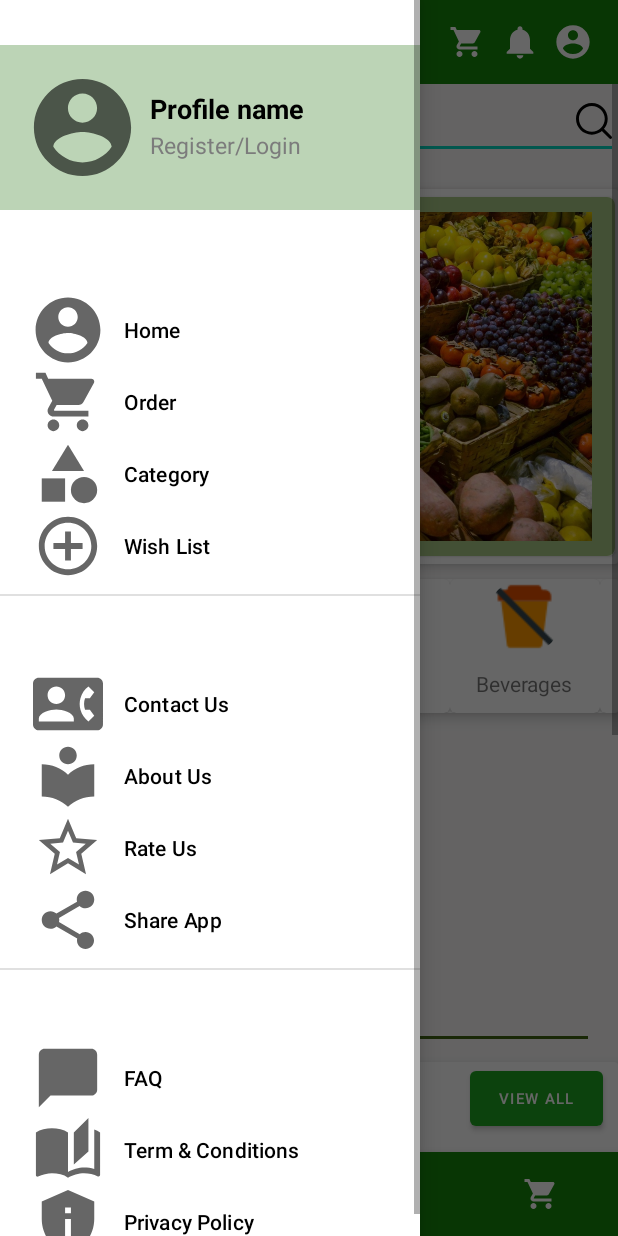
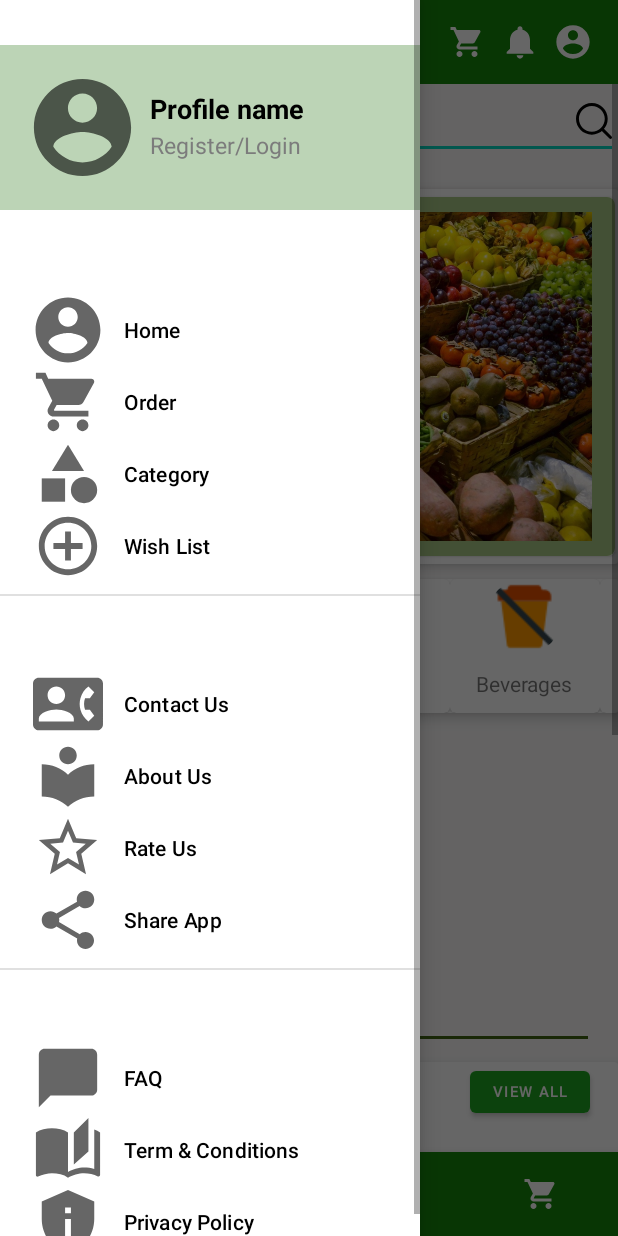
Before and after one commit to abhishekissky/E-Commerce-App, an Android app: the HomeFragment screen opened directly, with no data from a screen before it, with the side drawer open, on a phone screen of 412 x 824 dp. Run offline under Robolectric (Android 15) with nearby library versions, the light colour scheme and no system bars; our stand-ins replace CircleImageView, Firebase (no records; nobody signed in at launch, a user with empty details on screens opened directly).

Commit message:
Starting New work
starting Monday work of 3 fragments and one Activity

```diff
--- a/app/src/main/res/layout/fragment_home.xml
+++ b/app/src/main/res/layout/fragment_home.xml
@@ -361,7 +361,6 @@
             android:visibility="visible" />
 
 
-
         <View
             android:layout_width="match_parent"
             android:layout_height="2dp"
@@ -389,7 +388,7 @@
 
                     <LinearLayout
                         android:layout_width="wrap_content"
-                        android:layout_height="match_parent"
+                        android:layout_height="wrap_content"
                         android:orientation="vertical">
 
                         <TextView
@@ -416,17 +415,13 @@
 
                     <Button
                         android:id="@+id/button"
-                        android:layout_width="match_parent"
-                        android:layout_height="match_parent"
+                        android:layout_width="80dp"
+                        android:layout_height="40dp"
                         android:layout_marginStart="45dp"
                         android:layout_marginLeft="45dp"
                         android:layout_marginEnd="10dp"
                         android:layout_marginRight="10dp"
                         android:padding="1dp"
-                        android:paddingLeft="1dp"
-                        android:paddingTop="1dp"
-                        android:paddingRight="1dp"
-                        android:paddingBottom="1dp"
                         android:text="@string/buttonTextview"
                         android:textSize="10sp" />
 
@@ -443,8 +438,8 @@
                         android:layout_height="match_parent"
                         android:layout_marginStart="10dp"
                         android:layout_marginLeft="10dp"
-                        android:layout_marginTop="10dp"
-                        android:layout_marginBottom="10dp"
+                        android:layout_marginTop="5dp"
+                        android:layout_marginBottom="5dp"
                         app:cardElevation="8dp">
 
                         <LinearLayout
@@ -575,7 +570,7 @@
 
                     <LinearLayout
                         android:layout_width="wrap_content"
-                        android:layout_height="match_parent"
+                        android:layout_height="wrap_content"
                         android:orientation="vertical">
 
                         <TextView
@@ -585,7 +580,7 @@
                             android:layout_marginStart="15dp"
                             android:layout_marginLeft="15dp"
                             android:text="Trending Products"
-                            android:textColor="#313435"
+                            android:textColor="@color/colorPrimary"
                             android:textSize="20sp" />
 
                         <TextView
@@ -603,16 +598,12 @@
                     <Button
                         android:id="@+id/button2"
                         android:layout_width="match_parent"
-                        android:layout_height="match_parent"
+                        android:layout_height="40dp"
                         android:layout_marginStart="135dp"
                         android:layout_marginLeft="135dp"
                         android:layout_marginEnd="10dp"
                         android:layout_marginRight="10dp"
                         android:padding="1dp"
-                        android:paddingLeft="1dp"
-                        android:paddingTop="1dp"
-                        android:paddingRight="1dp"
-                        android:paddingBottom="1dp"
                         android:text="@string/buttonTextview"
                         android:textSize="10sp" />
 
```
